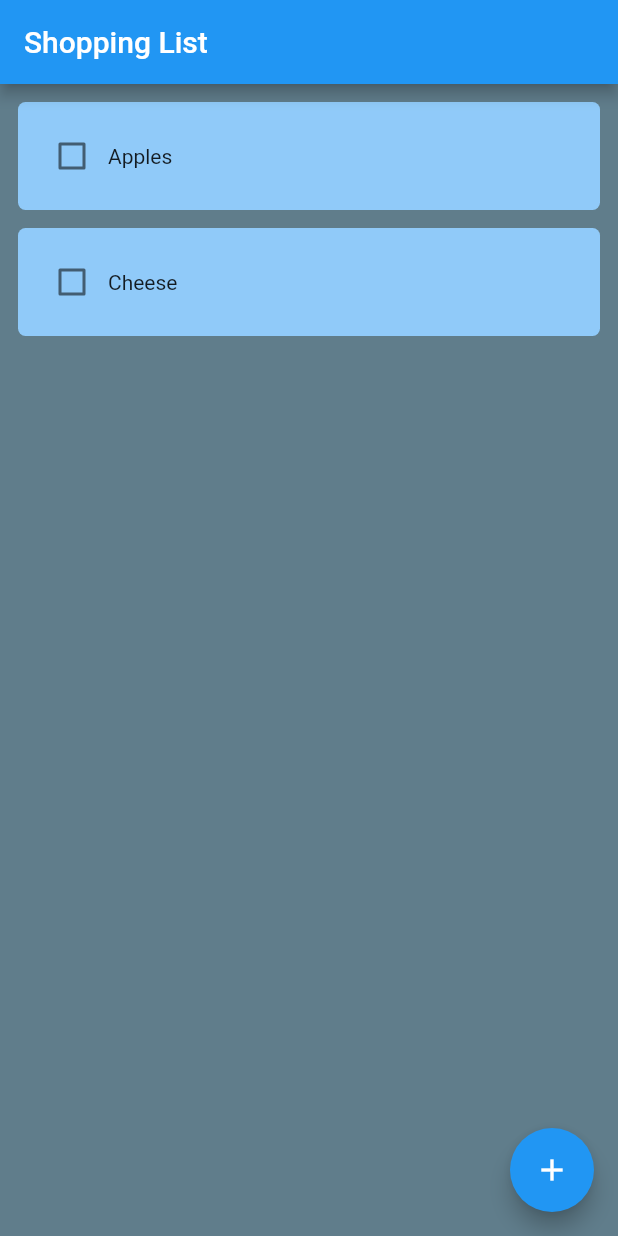
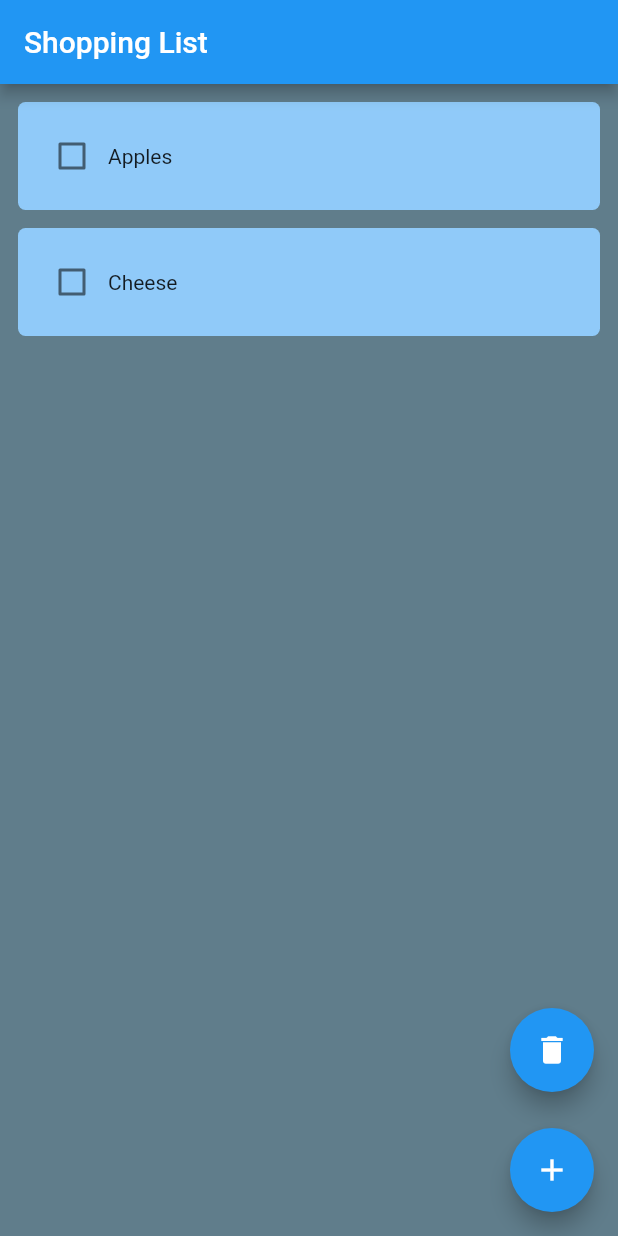
Before and after one commit to adam-grofe/ShoppingListApp, a Flutter app: the screen it shows after launch, on a phone screen of 412 x 824 dp. Run offline on Flutter 3.47's test engine with Material 2 defaults, Android fonts, the phone set to English and light mode, and no system bars; drawn by our look-alikes of flutter_slidable; our stand-ins replace hive_flutter; accounts and stored records are empty.

Commit message:
Add delete all button

```diff
--- a/lib/pages/homePage.dart
+++ b/lib/pages/homePage.dart
@@ -3,6 +3,7 @@ import 'package:grocery_list/data/database.dart';
 import 'package:grocery_list/utils/add-item-dialogue.dart';
 import 'package:grocery_list/utils/list-tile.dart';
 import 'package:grocery_list/utils/add-item-dialogue.dart';
+import 'package:grocery_list/utils/button.dart';
 import 'package:hive_flutter/hive_flutter.dart';
 
 class MyHomePage extends StatefulWidget {
@@ -82,6 +83,13 @@ class _MyHomePageState extends State<MyHomePage> {
      db.update();
   }
 
+  void deleteAll(){
+    setState(() {
+      db.itemsList.clear();
+    });
+    db.update();
+  }
+
 
   @override
   Widget build(BuildContext context) {
@@ -92,6 +100,7 @@ class _MyHomePageState extends State<MyHomePage> {
     // fast, so that you can just rebuild anything that needs updating rather
     // than having to individually change instances of widgets.
     return Scaffold(
+      backgroundColor: Colors.blueGrey,
       appBar: AppBar(
         // Here we take the value from the MyHomePage object that was created by
         // the App.build method, and use it to set our appbar title.
@@ -109,12 +118,24 @@ class _MyHomePageState extends State<MyHomePage> {
             );
           }
         ),
-        floatingActionButton: FloatingActionButton(
-          onPressed: createNewItem,
-          tooltip: 'Add List Item',
-          child: const Icon(Icons.add),
-        ), // This trailing comma makes auto-formatting nicer for build methods.
-      backgroundColor: Colors.blueGrey,
+      floatingActionButton: Column(
+        mainAxisAlignment: MainAxisAlignment.end,
+        children: [
+          FloatingActionButton(
+            onPressed: deleteAll,
+            tooltip: 'Delete All Items',
+            child: const Icon(Icons.delete),
+          ), // This trailing comma makes auto-formatting nicer for build methods.
+          SizedBox(
+            height: 24,
+          ),
+          FloatingActionButton(
+            onPressed: createNewItem,
+            tooltip: 'Add List Item',
+            child: const Icon(Icons.add),
+          ), // This trailing comma makes auto-formatting nicer for build methods.
+        ],
+      ),
     );
   }
 }
```
